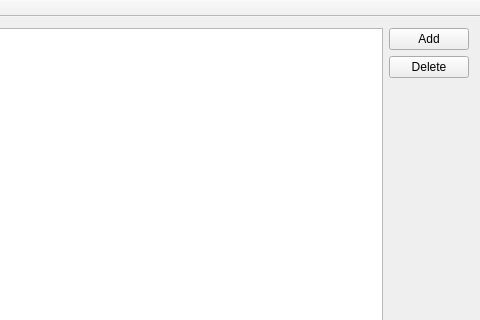
The window that addressbook.ui (ValeriaNaldi/QTTest) describes before a commit, drawn with Qt 5; both pictures show x 126 to 606 and y 0 to 320 of the 606 by 418 pixel window.
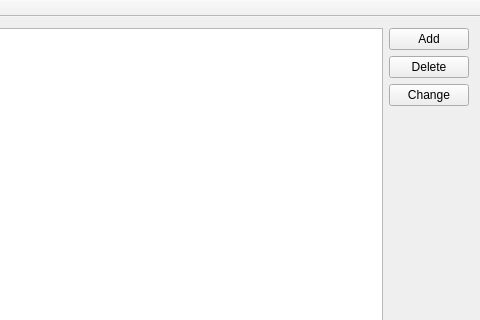
The same window after the commit.

```diff
--- a/addressbook.ui
+++ b/addressbook.ui
@@ -34,6 +34,13 @@
         </property>
        </widget>
       </item>
+      <item>
+       <widget class="QPushButton" name="pushButton_3">
+        <property name="text">
+         <string>Change</string>
+        </property>
+       </widget>
+      </item>
       <item>
        <spacer name="verticalSpacer">
         <property name="orientation">
```
Left out of the diff: 4 changed lines with no effect on the pictures.
